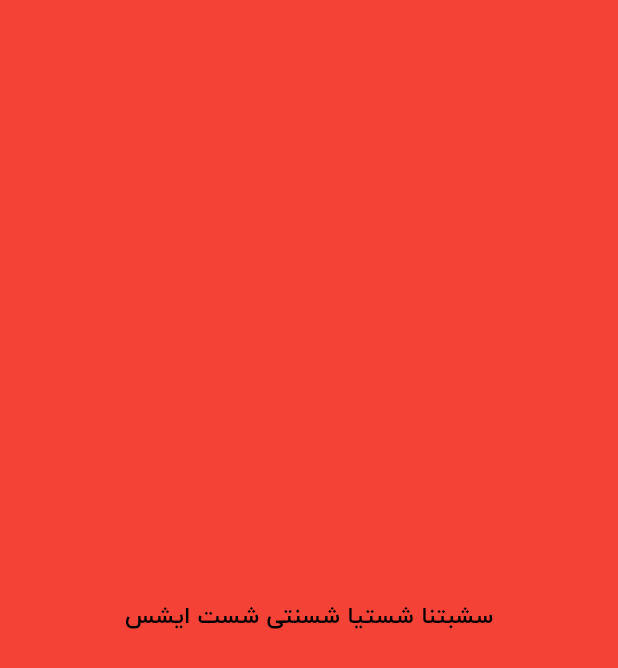
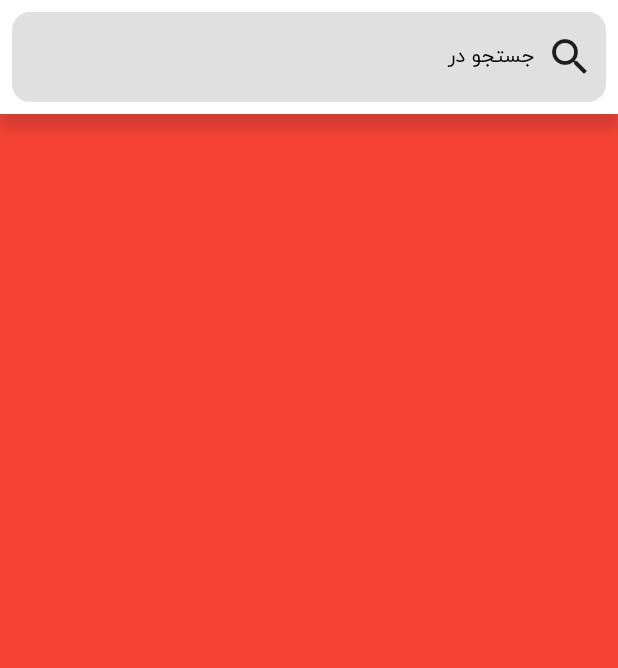
Before and after one commit to NovinGroup/digikala_flutter, a Flutter app: the screen it shows after launch, on a phone screen of 412 x 824 dp. Shown: the top 668 px of the screen. Run offline on Flutter 3.47's test engine with Material 2 defaults, Android fonts, the phone set to English and light mode, and no system bars.

Commit message:
Add search bar

```diff
--- /dev/null
+++ b/lib/component/custom_app_bar.dart
@@ -0,0 +1,25 @@
+import 'package:flutter/cupertino.dart';
+import 'package:flutter/material.dart';
+
+class CustomAppBar extends StatelessWidget implements PreferredSizeWidget {
+  final Widget child;
+  final double height;
+
+  CustomAppBar({
+    required this.child,
+    this.height = kToolbarHeight,
+  });
+
+  @override
+  Size get preferredSize => Size.fromHeight(height);
+
+  @override
+  Widget build(BuildContext context) {
+    return Container(
+      height: preferredSize.height,
+      color: Colors.orange,
+      alignment: Alignment.center,
+      child: child,
+    );
+  }
+}
--- /dev/null
+++ b/lib/module/home/screen/component/search_app_bar.dart
@@ -0,0 +1,24 @@
+import 'package:digikala/module/home/screen/component/search_widget.dart';
+import 'package:flutter/cupertino.dart';
+import 'package:flutter/material.dart';
+
+class SearchAppBar extends StatelessWidget {
+  const SearchAppBar({Key? key}) : super(key: key);
+
+  @override
+  Widget build(BuildContext context) {
+    return Container(
+      child: SearchWidget(),
+      decoration: BoxDecoration(
+          boxShadow: <BoxShadow>[
+            BoxShadow(
+                color: Colors.black12,
+                blurRadius: 5.0,
+                offset: Offset(0.0, 10)
+            )
+          ],
+          color: Colors.white
+      ),
+    );
+  }
+}
--- /dev/null
+++ b/lib/module/home/screen/component/search_widget.dart
@@ -0,0 +1,31 @@
+import 'package:flutter/cupertino.dart';
+import 'package:flutter/material.dart';
+
+class SearchWidget extends StatelessWidget {
+  const SearchWidget({Key? key}) : super(key: key);
+
+  @override
+  Widget build(BuildContext context) {
+    return Padding(
+      padding: const EdgeInsets.all(8.0),
+      child: Container(
+        height: 60,
+        decoration: BoxDecoration(
+          color: Colors.black12,
+          borderRadius: BorderRadius.all(Radius.circular(12))
+        ),
+        child: Padding(
+          padding: const EdgeInsets.all(8.0),
+          child: Row(
+            children: [
+              Expanded(child: Center()),
+              Text("جستجو در"),
+              SizedBox(width: 8,),
+              Icon(Icons.search, size: 32,)
+            ],
+          ),
+        ),
+      ),
+    );
+  }
+}
--- a/lib/module/home/screen/home_screen.dart
+++ b/lib/module/home/screen/home_screen.dart
@@ -1,3 +1,6 @@
+import 'package:digikala/component/custom_app_bar.dart';
+import 'package:digikala/module/home/screen/component/search_app_bar.dart';
+import 'package:digikala/module/home/screen/component/search_widget.dart';
 import 'package:flutter/cupertino.dart';
 import 'package:flutter/material.dart';
 
@@ -6,13 +9,17 @@ class HomeScreen extends StatelessWidget {
 
   @override
   Widget build(BuildContext context) {
-    return Container(
-      color: Colors.red,
-      child: Center(
-          child: Text(
-        "سشبتنا شستیا شسنتی شست ایشس",
-        style: Theme.of(context).textTheme.bodyText1,
-      )),
+    return Scaffold(
+      body: SafeArea(
+        child: Container(
+          color: Colors.red,
+          child: Column(
+            children: [
+              SearchAppBar()
+            ],
+          ),
+        ),
+      ),
     );
   }
 }
```
